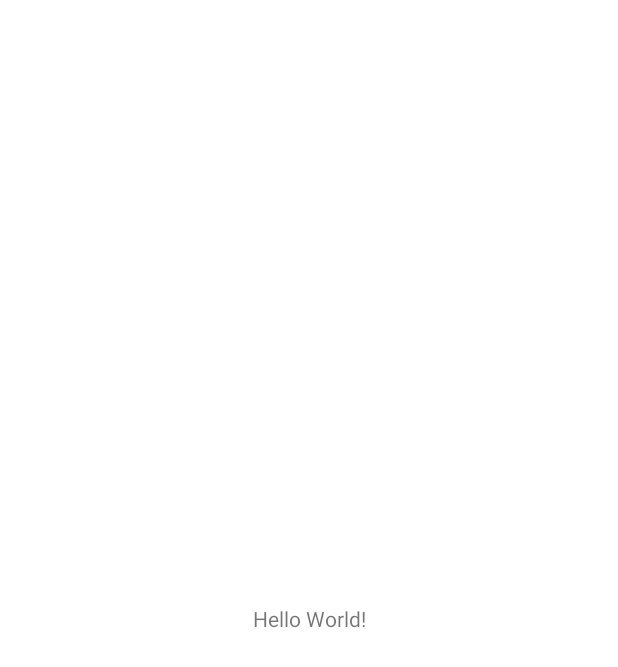
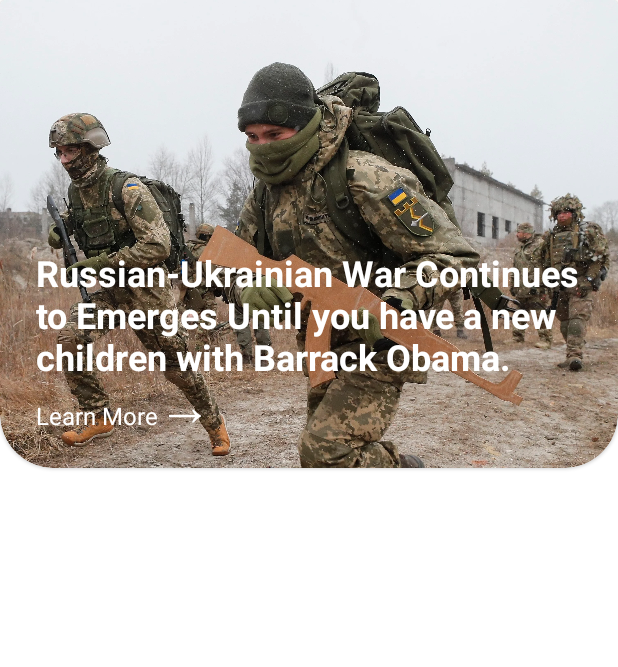
Before and after one commit to erwinarif31/news-in, an Android app: the screen it shows after launch (HomeActivity), on a phone screen of 412 x 824 dp. Before the commit the part shown is almost empty. Shown: the top 667 px of the screen. Run offline under Robolectric (Android 15) with nearby library versions, the phone set to English and light mode, and no system bars.

Commit message:
basic top headline in `activity_home.xml`

```diff
--- a/app/src/main/java/com/softwind/myapplication/activity/HomeActivity.java
+++ b/app/src/main/java/com/softwind/myapplication/activity/HomeActivity.java
@@ -11,6 +11,6 @@ public class HomeActivity extends AppCompatActivity {
     @Override
     protected void onCreate(Bundle savedInstanceState) {
         super.onCreate(savedInstanceState);
-        setContentView(R.layout.home_activity);
+        setContentView(R.layout.activity_home);
     }
 }
--- /dev/null
+++ b/app/src/main/res/drawable/ripple_container.xml
@@ -0,0 +1,13 @@
+<?xml version="1.0" encoding="utf-8"?>
+<ripple xmlns:android="http://schemas.android.com/apk/res/android"
+    android:color="?android:attr/colorControlHighlight">
+    <item
+        android:id="@android:id/mask"
+        android:drawable="@color/grey">
+        <shape android:shape="rectangle">
+            <corners
+                android:bottomLeftRadius="36dp"
+                android:bottomRightRadius="36dp" />
+        </shape>
+    </item>
+</ripple>
--- /dev/null
+++ b/app/src/main/res/layout/activity_home.xml
@@ -0,0 +1,70 @@
+<?xml version="1.0" encoding="utf-8"?>
+<androidx.constraintlayout.widget.ConstraintLayout xmlns:android="http://schemas.android.com/apk/res/android"
+    xmlns:app="http://schemas.android.com/apk/res-auto"
+    xmlns:tools="http://schemas.android.com/tools"
+    android:layout_width="match_parent"
+    android:layout_height="match_parent"
+    tools:context=".activity.HomeActivity">
+
+    <com.google.android.material.card.MaterialCardView
+        android:layout_width="match_parent"
+        android:layout_height="wrap_content"
+        app:layout_constraintTop_toTopOf="parent"
+        app:layout_constraintEnd_toEndOf="parent"
+        app:layout_constraintStart_toStartOf="parent"
+        app:shapeAppearanceOverlay="@style/SmoothBottomImage"
+        android:foreground="@drawable/ripple_container"
+        android:clickable="true"
+        android:focusable="true"
+        app:cardPreventCornerOverlap="false">
+
+        <RelativeLayout
+            android:layout_width="match_parent"
+            android:layout_height="wrap_content">
+
+            <com.google.android.material.imageview.ShapeableImageView
+                android:id="@+id/top_headline_image"
+                android:layout_width="match_parent"
+                android:layout_height="312dp"
+                android:src="@drawable/sample"
+                app:shapeAppearanceOverlay="@style/SmoothBottomImage"
+                android:scaleType="centerCrop"/>
+
+            <TextView
+                android:layout_width="wrap_content"
+                android:layout_height="wrap_content"
+                android:layout_above="@id/top_headline_learn_more"
+                android:text="Russian-Ukrainian War Continues to Emerges Until you have a new children with Barrack Obama."
+                android:textStyle="bold"
+                android:textColor="@color/white"
+                android:textSize="24sp"
+                android:layout_marginBottom="12dp"
+                android:layout_marginHorizontal="24dp"/>
+
+            <TextView
+                android:id="@+id/top_headline_learn_more"
+                android:layout_width="wrap_content"
+                android:layout_height="wrap_content"
+                android:layout_alignBottom="@id/top_headline_image"
+                android:text="Learn More"
+                android:textColor="@color/white"
+                android:textSize="16sp"
+                android:layout_marginBottom="24dp"
+                android:layout_marginStart="24dp" />
+
+            <TextView
+                android:id="@+id/top_headline_learn_more_arrow"
+                android:layout_width="wrap_content"
+                android:layout_height="wrap_content"
+                android:layout_toEndOf="@id/top_headline_learn_more"
+                android:layout_alignBottom="@id/top_headline_image"
+                android:layout_alignBaseline="@id/top_headline_learn_more"
+                android:text="→"
+                android:textColor="@color/white"
+                android:textSize="36sp"/>
+
+        </RelativeLayout>
+
+    </com.google.android.material.card.MaterialCardView>
+
+</androidx.constraintlayout.widget.ConstraintLayout>
--- a/app/src/main/res/layout/home_activity.xml
+++ /dev/null
@@ -1,18 +0,0 @@
-<?xml version="1.0" encoding="utf-8"?>
-<androidx.constraintlayout.widget.ConstraintLayout xmlns:android="http://schemas.android.com/apk/res/android"
-    xmlns:app="http://schemas.android.com/apk/res-auto"
-    xmlns:tools="http://schemas.android.com/tools"
-    android:layout_width="match_parent"
-    android:layout_height="match_parent"
-    tools:context=".activity.HomeActivity">
-
-    <TextView
-        android:layout_width="wrap_content"
-        android:layout_height="wrap_content"
-        android:text="Hello World!"
-        app:layout_constraintBottom_toBottomOf="parent"
-        app:layout_constraintEnd_toEndOf="parent"
-        app:layout_constraintStart_toStartOf="parent"
-        app:layout_constraintTop_toTopOf="parent" />
-
-</androidx.constraintlayout.widget.ConstraintLayout>
--- a/app/src/main/res/values/themes.xml
+++ b/app/src/main/res/values/themes.xml
@@ -11,4 +11,10 @@
         <item name="cornerFamily">rounded</item>
         <item name="cornerSize">50%</item>
     </style>
+
+    <style name="SmoothBottomImage">
+        <item name="cornerFamily">rounded</item>
+        <item name="cornerSizeBottomLeft">36dp</item>
+        <item name="cornerSizeBottomRight">36dp</item>
+    </style>
 </resources>
```
Also changed, not shown: app/src/main/res/drawable/sample.webp (added), app/src/main/res/drawable/sample2.jpeg (added), app/src/main/res/drawable/sample3.jpeg (added), 1 other file.
